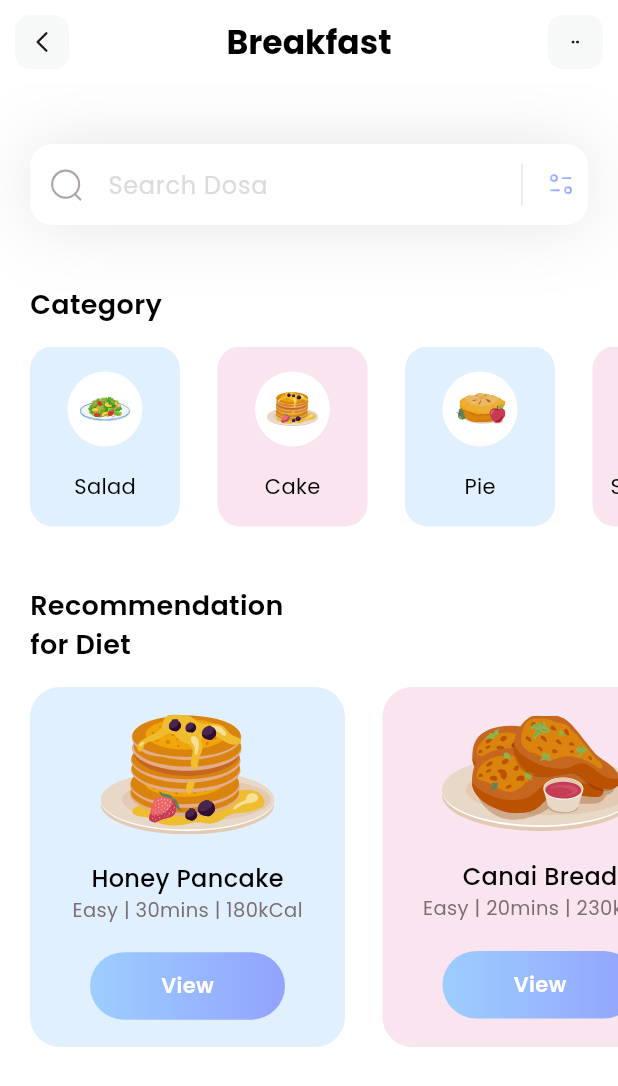
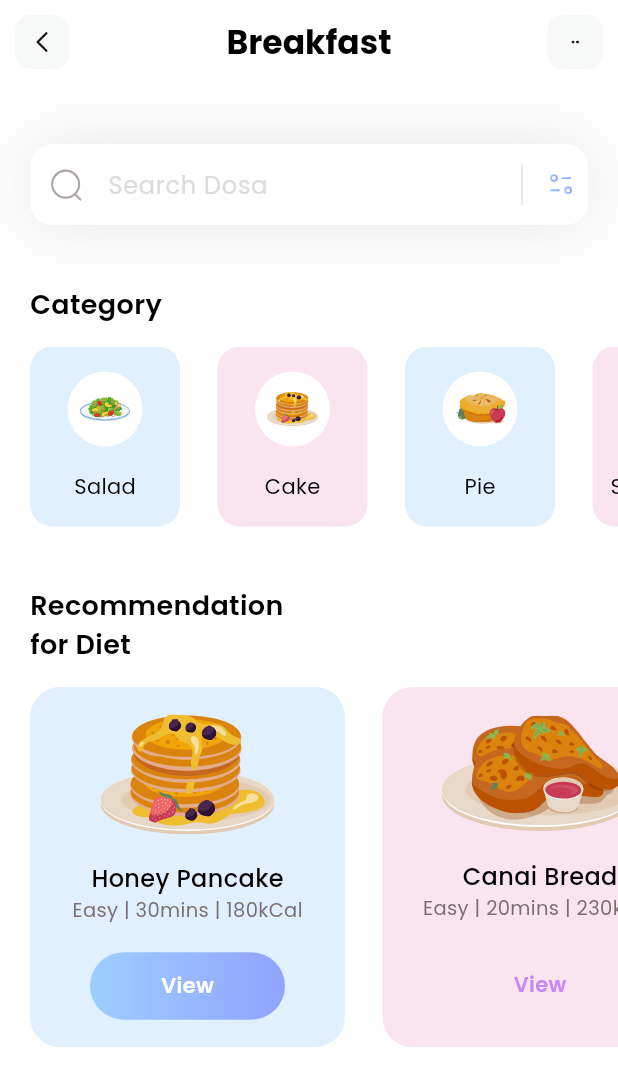
Before and after one commit to Hardvan/Flutter-Fitness-App, a Flutter app: the screen it shows after launch, on a phone screen of 412 x 824 dp. Shown: the top 1086 px of the screen. Run offline on Flutter 3.47's test engine with Material 3 defaults, Android fonts, the phone set to English and light mode, and no system bars; our stand-ins replace flutter_svg.

Commit message:
Refactor diet section in home.dart

```diff
--- a/lib/pages/home.dart
+++ b/lib/pages/home.dart
@@ -27,7 +27,14 @@ class HomePage extends StatelessWidget {
           SizedBox(height: 40),
           _categoriesSection(),
           SizedBox(height: 40),
-          Column(
+          _dietSection()
+        ],
+      ),
+    );
+  }
+
+  Column _dietSection() {
+    return Column(
       crossAxisAlignment: CrossAxisAlignment.start,
       children: [
         Padding(
@@ -87,7 +94,9 @@ class HomePage extends StatelessWidget {
                         child: Text(
                           'View',
                           style: TextStyle(
-                                  color: Colors.white,
+                            color: diets[index].viewIsSelected
+                                ? Colors.white
+                                : Color(0xffC58BF2),
                             fontSize: 14,
                             fontWeight: FontWeight.w600,
                           ),
@@ -96,8 +105,12 @@ class HomePage extends StatelessWidget {
                       decoration: BoxDecoration(
                         gradient: LinearGradient(
                           colors: [
-                                  Color(0xff9DCEFF),
-                                  Color(0xff92A3FD),
+                            diets[index].viewIsSelected
+                                ? Color(0xff9DCEFF)
+                                : Colors.transparent,
+                            diets[index].viewIsSelected
+                                ? Color(0xff92A3FD)
+                                : Colors.transparent,
                           ],
                         ),
                         borderRadius: BorderRadius.circular(50),
@@ -117,9 +130,6 @@ class HomePage extends StatelessWidget {
           ),
         ),
       ],
-          )
-        ],
-      ),
     );
   }
 
```
Lines whose indentation alone changed are shown as unchanged.
